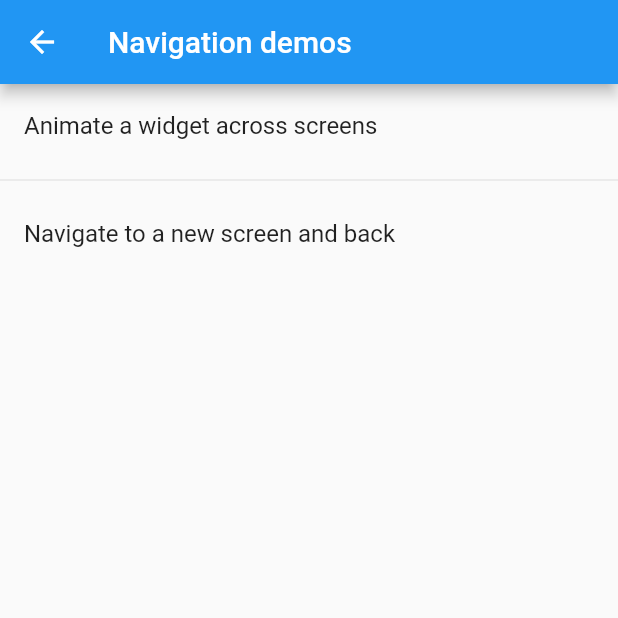
After one commit to flutteryou/widget_catalog, a Flutter app: the screen it shows after launch, in the side drawer, after a tap on "Navigation", on a phone screen of 412 x 824 dp, the top half of it. The commit adds this screen. Run offline on Flutter 3.47's test engine with Material 2 defaults, Android fonts, the phone set to English and light mode, and no system bars; our stand-ins replace shared_preferences.

Commit message:
add more demos

```diff
--- a/lib/main.dart
+++ b/lib/main.dart
@@ -11,6 +11,7 @@ import 'package:widget_catalog/input_page.dart';
 import 'package:widget_catalog/interaction_models_page.dart';
 import 'package:widget_catalog/layout_page.dart';
 import 'package:widget_catalog/material_components/material_components_page.dart';
+import 'package:widget_catalog/navigation/navigation_page.dart';
 import 'package:widget_catalog/painting_and_effects_page.dart';
 import 'package:widget_catalog/persistence/persistence.dart';
 import 'package:widget_catalog/persistence/shared_preferences.dart';
@@ -117,6 +118,15 @@ class MyHomePage extends StatelessWidget {
                   builder: (_) => PersistencePage(),
                 ),
               ),
+            ),
+            ListTile(
+              title: Text('Navigation'),
+              onTap: () => Navigator.push(
+                context,
+                MaterialPageRoute(
+                  builder: (_) => NavigationPage(),
+                ),
+              ),
             )
           ],
         ),
--- /dev/null
+++ b/lib/navigation/navigation_page.dart
@@ -0,0 +1,21 @@
+import 'package:widget_catalog/common/single_choice_page.dart';
+import 'package:widget_catalog/common/widget_entry.dart';
+import 'package:widget_catalog/navigation/animate_widget_across_screens.dart';
+import 'package:widget_catalog/navigation/navigate_to_a_new_screen_and_back.dart';
+
+class NavigationPage extends SingleChoicePage {
+  NavigationPage()
+      : super(
+          'Navigation demos',
+          [
+            WidgetEntry(
+              'Animate a widget across screens',
+              MainScreen(),
+            ),
+            WidgetEntry(
+              'Navigate to a new screen and back',
+              FirstRoute(),
+            )
+          ],
+        );
+}
```
Also changed, not shown: lib/animation_and_motion/animated_modal_barrier_demo.dart (added, +34 -0 lines), lib/animation_and_motion/animation_and_motion_page.dart (+28 -6 lines), lib/navigation/animate_widget_across_screens.dart (added, +46 -0 lines), lib/navigation/navigate_to_a_new_screen_and_back.dart (added, +42 -0 lines), 1 other file.
